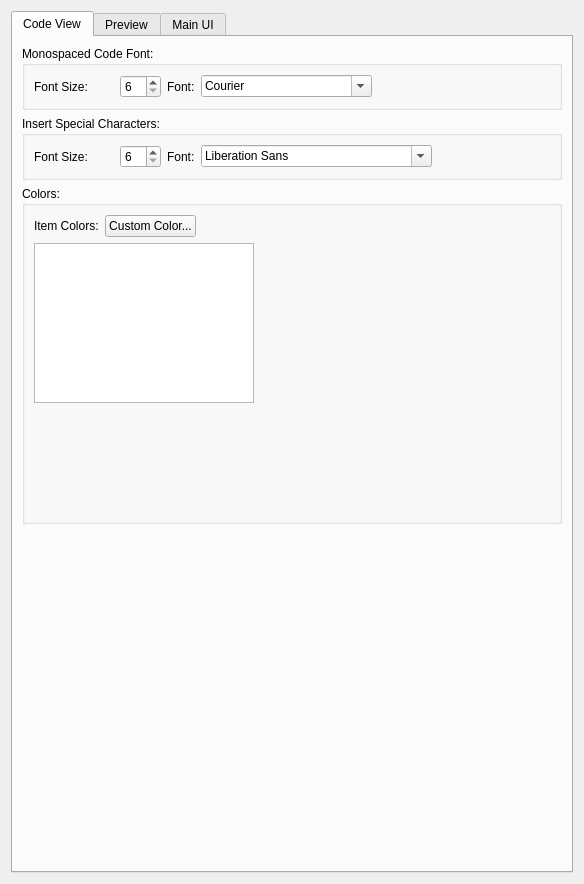
Before: the Qt Designer form src/Form_Files/PAppearanceWidget.ui in Sigil-Ebook/Sigil, drawn with Qt 5.
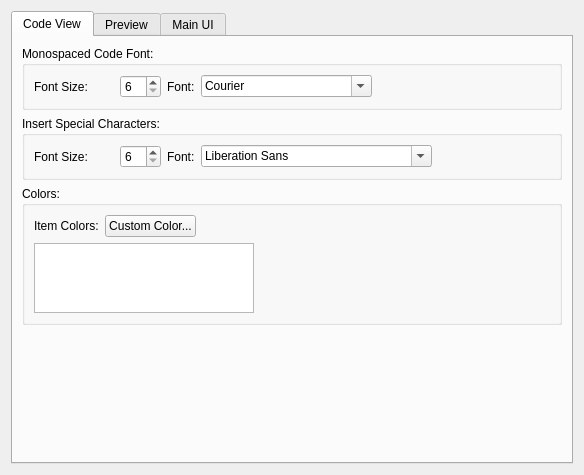
After: the same form once the commit is applied.

Patch:
```diff
--- a/src/Form_Files/PAppearanceWidget.ui
+++ b/src/Form_Files/PAppearanceWidget.ui
@@ -7,7 +7,7 @@
     <x>0</x>
     <y>0</y>
     <width>584</width>
-    <height>884</height>
+    <height>475</height>
    </rect>
   </property>
   <property name="windowTitle">
```
